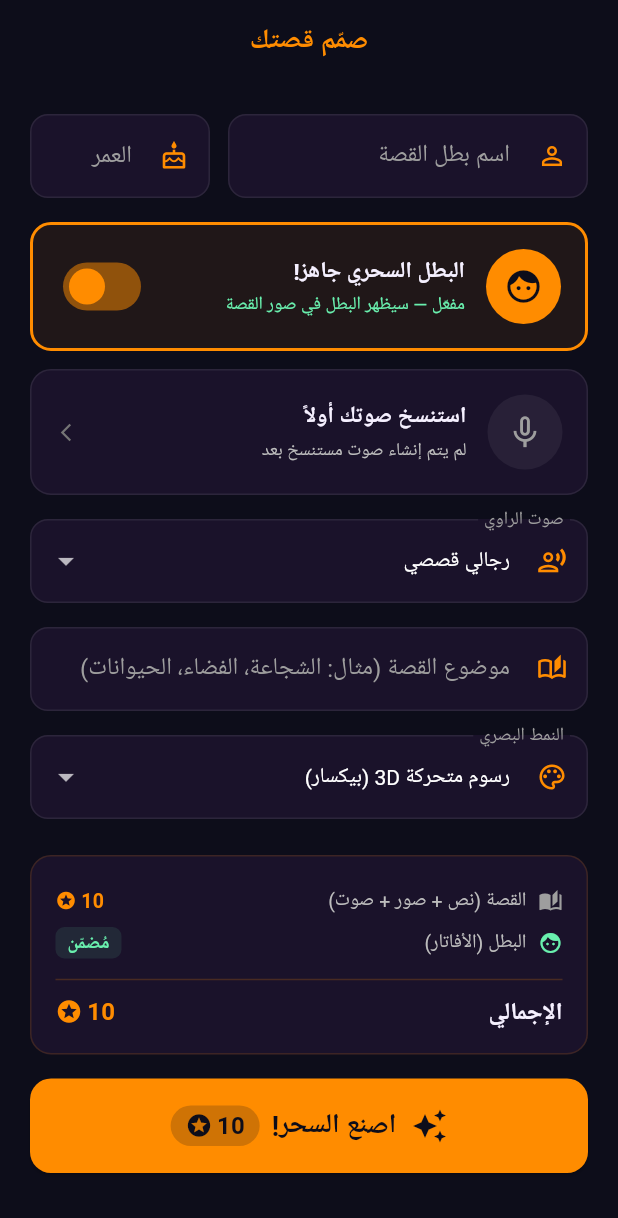
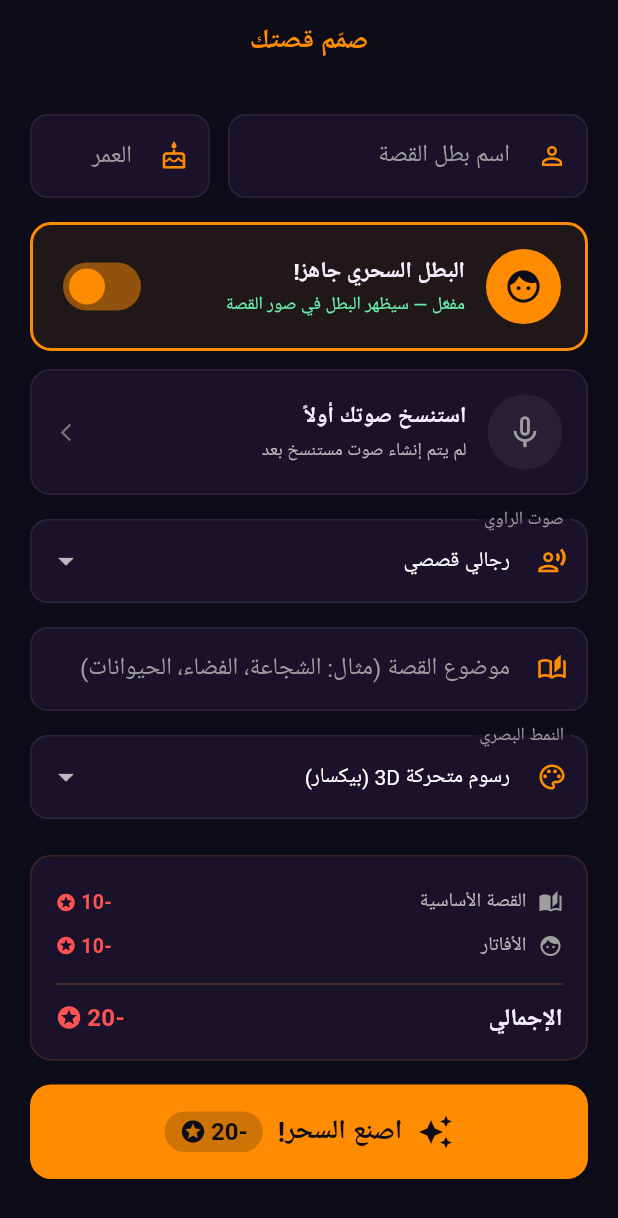
Before and after one commit to trkiorbit/Hikayati.com, a Flutter app: the StoryCreationScreen screen opened by its route, after a tap on "البطل السحري جاهز!", on a phone screen of 412 x 824 dp. Shown: the top 1218 px of the screen. Run offline on Flutter 3.47's test engine with Material 3 defaults, Android fonts, the phone set to English and light mode, and no system bars; our stand-ins replace audioplayers, flutter_dotenv, flutter_riverpod, go_router, google_fonts, google_generative_ai and 5 more; missing offline and left inert: record; accounts and stored records are empty; Roboto replaces fonts that are missing (Tajawal).

Commit message:
feat: Credit Currency Lock + Remove Included + Dynamic Total
- إزالة "مضمّن" من صفحة إنشاء القصة كاملاً
- اعتماد النجمة ⭐ كعملة الكريدت الرسمية في كل الواجهات
- نظام ألوان: أحمر للخصم، أخضر للإضافة، برتقالي للرصيد
- تسعير ديناميكي لحظي: القصة 10 + الأفاتار 10 + الصوت المستنسخ 20
- تحديث generate_story_use_case.dart ليطابق التسعير الجديد
- تحديث hakeem_service.dart بلغة الكريدت الجديدة
- متجر الرصيد: الباقات رصيد فقط بالأخضر (+50/+100/+250/+500 ⭐)

Restore point: before_payment_credit_currency_lock

Co-Authored-By: Claude Opus 4.7 (1M context) <noreply@anthropic.com>

```diff
--- a/lib/application/use_cases/generate_story_use_case.dart
+++ b/lib/application/use_cases/generate_story_use_case.dart
@@ -94,8 +94,14 @@ class GenerateStoryUseCase {
     }
     _isGenerating = true;
 
-    // التكلفة الأساسية للقصة هي 10 كريدت حسب طلب المستخدم
-    int totalCost = 10;
+    // التكلفة: أساس 10 + 10 عند استخدام الأفاتار + 20 عند استخدام الصوت المستنسخ
+    const int baseStoryCost = 10;
+    const int avatarUsageCost = 10;
+    const int clonedVoiceUsageCost = 20;
+
+    int totalCost = baseStoryCost;
+    if (requestData['useAvatar'] == true) totalCost += avatarUsageCost;
+    if (voice == 'cloned') totalCost += clonedVoiceUsageCost;
 
     final userId = Supabase.instance.client.auth.currentUser?.id;
     if (userId == null) throw Exception('يجب تسجيل الدخول أولاً.');
--- a/lib/features/hakeem/services/hakeem_service.dart
+++ b/lib/features/hakeem/services/hakeem_service.dart
@@ -12,12 +12,13 @@ class HakeemService {
 2. التسويق والتوجيه: اشرح للمستخدم بطريقة مبسطة كيف يصنع بطله (الأفاتار) وكيف يستنسخ صوته في التطبيق. وبعد أن تشرح له، اسأله دائماً بلطف: "حاب أنقلك لشاشتها طال عمرك؟" أو "تبيني أوديك لها الآن؟".
 3. مساعد القصص: اقتراح أفكار قصص لتلهمهم.
 
-معلومات مهمة عن التطبيق يجب أن تعرفها:
-- إنشاء قصة: 10 كريدت.
-- إنشاء نسخة صوتية (استنساخ الصوت): 20 كريدت.
-- إنشاء بطل جديد (الأفاتار): 20 كريدت.
-- تغيير ملابس البطل: 5 كريدت.
-- فتح قصة من "المكتبة العامة": 10 كريدت.
+معلومات مهمة عن التطبيق يجب أن تعرفها (التكلفة بالنجوم ⭐):
+- إنشاء قصة أساسية: 10 ⭐.
+- استخدام الأفاتار داخل القصة: +10 ⭐ إضافية.
+- استخدام الصوت المستنسخ داخل القصة: +20 ⭐ إضافية.
+- إنشاء بطل جديد لأول مرة (الأفاتار): 20 ⭐.
+- إنشاء نسخة صوتية لأول مرة (استنساخ الصوت): 20 ⭐.
+- فتح قصة من "المكتبة العامة": 10 ⭐ (حسب القصة).
 - المكتبة الخاصة: تحفظ قصص المستخدم وتصبح ملكاً له.
 - المتجر: يمكن للمستخدم طلب طباعة قصته ككتيب حقيقي، أو طباعة صورة البطل على تيشيرت.
 
--- a/lib/features/store/screens/store_screen.dart
+++ b/lib/features/store/screens/store_screen.dart
@@ -203,7 +203,7 @@ class _StoreScreenState extends State<StoreScreen> {
               ),
               const SizedBox(width: 14),
 
-              // اسم + جواهر
+              // اسم + رصيد (أخضر = إضافة)
               Expanded(
                 child: Column(
                   crossAxisAlignment: CrossAxisAlignment.start,
@@ -234,16 +234,17 @@ class _StoreScreenState extends State<StoreScreen> {
                       ],
                     ),
                     const SizedBox(height: 4),
+                    // الإضافة بالأخضر
                     Row(
                       children: [
-                        Text('$gems',
-                            style: TextStyle(
-                                color: AppColors.vibrantOrange,
+                        Text('+$gems',
+                            style: const TextStyle(
+                                color: Color(0xFF4CAF50),
                                 fontSize: 16,
                                 fontWeight: FontWeight.bold)),
                         const SizedBox(width: 3),
-                        Icon(Icons.stars,
-                            color: AppColors.vibrantOrange, size: 16),
+                        const Icon(Icons.stars,
+                            color: Color(0xFF4CAF50), size: 16),
                       ],
                     ),
                   ],
--- a/lib/features/story_engine/screens/story_creation_screen.dart
+++ b/lib/features/story_engine/screens/story_creation_screen.dart
@@ -4,6 +4,8 @@ import 'package:shared_preferences/shared_preferences.dart';
 import 'package:supabase_flutter/supabase_flutter.dart';
 import 'package:hikayati/core/theme/app_colors.dart';
 import 'package:hikayati/features/library/services/library_service.dart';
+
+enum CreditBadgeType { deduction, addition, balance }
 
 class StoryCreationScreen extends StatefulWidget {
   const StoryCreationScreen({super.key});
@@ -26,8 +28,17 @@ class _StoryCreationScreenState extends State<StoryCreationScreen> {
 
   final _libraryService = LibraryService();
 
-  // التكلفة الفعلية: 10 جواهر ثابتة — الأفاتار والصوت مدفوعان مسبقًا
-  static const int _baseCost = 10;
+  // التكلفة الفعلية (تطابق generate_story_use_case.dart)
+  static const int _baseStoryCost = 10;
+  static const int _avatarUsageCost = 10;
+  static const int _clonedVoiceUsageCost = 20;
+
+  int get _totalCost {
+    int total = _baseStoryCost;
+    if (_useAvatar) total += _avatarUsageCost;
+    if (_useClonedVoice) total += _clonedVoiceUsageCost;
+    return total;
+  }
 
   @override
   void initState() {
@@ -259,7 +270,7 @@ class _StoryCreationScreenState extends State<StoryCreationScreen> {
                   const SizedBox(width: 10),
                   const Text('اصنع السحر!',
                       style: TextStyle(fontSize: 18, fontWeight: FontWeight.bold)),
-                  const SizedBox(width: 8),
+                  const SizedBox(width: 10),
                   Container(
                     padding: const EdgeInsets.symmetric(horizontal: 10, vertical: 4),
                     decoration: BoxDecoration(
@@ -269,8 +280,9 @@ class _StoryCreationScreenState extends State<StoryCreationScreen> {
                     child: Row(
                       mainAxisSize: MainAxisSize.min,
                       children: [
-                        Text('$_baseCost',
-                            style: const TextStyle(fontSize: 16, fontWeight: FontWeight.bold)),
+                        Text('-$_totalCost',
+                            style: const TextStyle(
+                                fontSize: 16, fontWeight: FontWeight.bold)),
                         const SizedBox(width: 3),
                         const Icon(Icons.stars, size: 18),
                       ],
@@ -377,12 +389,13 @@ class _StoryCreationScreenState extends State<StoryCreationScreen> {
       ),
       child: Column(
         children: [
-          _pricingRow(Icons.auto_stories, 'القصة (نص + صور + صوت)', cost: _baseCost),
+          _pricingRow(Icons.auto_stories, 'القصة الأساسية', _baseStoryCost),
           if (_useAvatar)
-            _pricingRow(Icons.face, 'البطل (الأفاتار)', included: true),
+            _pricingRow(Icons.face, 'الأفاتار', _avatarUsageCost),
           if (_useClonedVoice)
-            _pricingRow(Icons.record_voice_over, 'الصوت المستنسخ', included: true),
-          Divider(color: AppColors.vibrantOrange.withValues(alpha: 0.2), height: 20),
+            _pricingRow(
+                Icons.record_voice_over, 'الصوت المستنسخ', _clonedVoiceUsageCost),
+          Divider(color: AppColors.vibrantOrange.withValues(alpha: 0.25), height: 22),
           Row(
             mainAxisAlignment: MainAxisAlignment.spaceBetween,
             children: [
@@ -391,7 +404,7 @@ class _StoryCreationScreenState extends State<StoryCreationScreen> {
                       color: AppColors.glassWhite,
                       fontWeight: FontWeight.bold,
                       fontSize: 16)),
-              _gemBadge(_baseCost, large: true),
+              _creditBadge(-_totalCost, type: CreditBadgeType.deduction, large: true),
             ],
           ),
         ],
@@ -399,54 +412,54 @@ class _StoryCreationScreenState extends State<StoryCreationScreen> {
     );
   }
 
-  Widget _pricingRow(IconData icon, String label,
-      {int? cost, bool included = false}) {
+  Widget _pricingRow(IconData icon, String label, int cost) {
     return Padding(
-      padding: const EdgeInsets.symmetric(vertical: 4),
+      padding: const EdgeInsets.symmetric(vertical: 5),
       child: Row(
         children: [
-          Icon(icon,
-              size: 16,
-              color: included ? Colors.greenAccent : Colors.grey[500]),
+          Icon(icon, size: 16, color: Colors.grey[500]),
           const SizedBox(width: 8),
           Expanded(
             child: Text(label,
                 style: TextStyle(color: Colors.grey[400], fontSize: 13)),
           ),
-          if (included)
-            Container(
-              padding: const EdgeInsets.symmetric(horizontal: 8, vertical: 2),
-              decoration: BoxDecoration(
-                color: Colors.greenAccent.withValues(alpha: 0.1),
-                borderRadius: BorderRadius.circular(6),
-              ),
-              child: const Text('مُضمّن',
-                  style: TextStyle(
-                      color: Colors.greenAccent,
-                      fontSize: 12,
-                      fontWeight: FontWeight.bold)),
-            )
-          else if (cost != null)
-            _gemBadge(cost),
+          _creditBadge(-cost, type: CreditBadgeType.deduction),
         ],
       ),
     );
   }
 
-  /// شارة الجواهر الموحّدة — نفس أيقونة النجمة الذهبية في AppBar
-  Widget _gemBadge(int amount, {bool large = false}) {
+  /// شارة الكريدت الموحّدة — نفس النجمة الذهبية في كل التطبيق
+  /// Red للخصم، Green للإضافة، Orange للرصيد الحالي
+  Widget _creditBadge(int amount,
+      {required CreditBadgeType type, bool large = false}) {
     final fontSize = large ? 16.0 : 13.0;
     final iconSize = large ? 18.0 : 14.0;
+
+    final Color color;
+    switch (type) {
+      case CreditBadgeType.deduction:
+        color = const Color(0xFFFF5252);
+        break;
+      case CreditBadgeType.addition:
+        color = const Color(0xFF4CAF50);
+        break;
+      case CreditBadgeType.balance:
+        color = AppColors.vibrantOrange;
+        break;
+    }
+
+    final sign = amount > 0 ? '+' : '';
     return Row(
       mainAxisSize: MainAxisSize.min,
       children: [
-        Text('$amount',
+        Text('$sign$amount',
             style: TextStyle(
-                color: AppColors.vibrantOrange,
+                color: color,
                 fontWeight: FontWeight.bold,
                 fontSize: fontSize)),
         const SizedBox(width: 3),
-        Icon(Icons.stars, color: AppColors.vibrantOrange, size: iconSize),
+        Icon(Icons.stars, color: color, size: iconSize),
       ],
     );
   }
```
Also changed, not shown: 1 other file.
